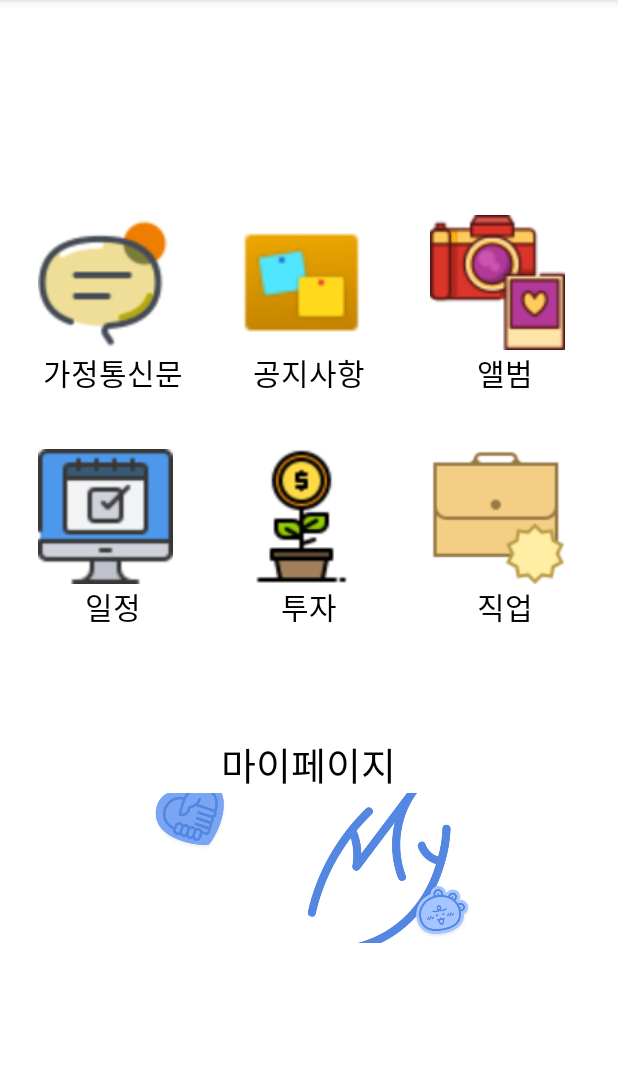
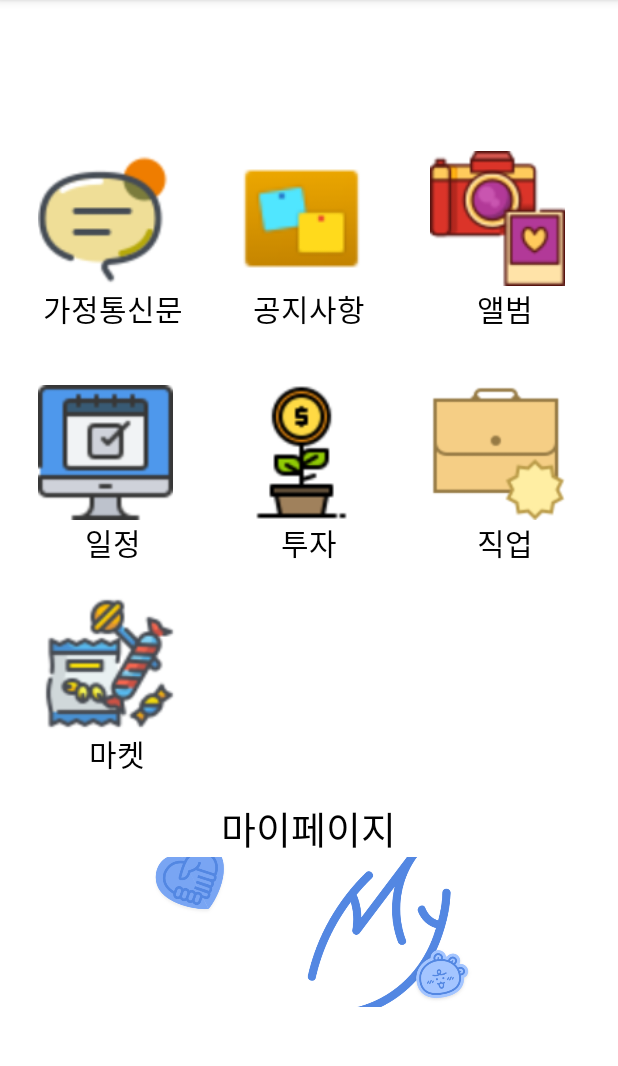
Before and after one commit to sean0712/SDS_Child, an Android app: the HomeActivity screen opened directly, with no data from a screen before it, on a phone screen of 412 x 824 dp, the part 84-1150 px from its top. Run offline under Robolectric (Android 15) with nearby library versions, the phone set to English and light mode, and no system bars.

Commit message:
// 화면 수정 (국세청, 도매상인)

```diff
--- a/app/src/main/java/com/teamProject2/sdschild/Board.java
+++ b/app/src/main/java/com/teamProject2/sdschild/Revenue.java
@@ -1,12 +1,12 @@
 package com.teamProject2.sdschild;
 
-public class Board {
+public class Revenue {
 
     String date;
     String content;
     String amount;
 
-    public Board(){};
+    public Revenue(){};
 
     public String getDate() {
         return date;
@@ -32,7 +32,7 @@ public class Board {
         this.amount = amount;
     }
 
-    public Board(String date, String content, String amount) {
+    public Revenue(String date, String content, String amount) {
         this.date = date;
         this.content = content;
         this.amount = amount;
--- a/app/src/main/res/layout/activity_home.xml
+++ b/app/src/main/res/layout/activity_home.xml
@@ -169,9 +169,38 @@
     </LinearLayout>
 
     <LinearLayout
+        android:layout_width="match_parent"
+        android:layout_height="wrap_content">
+
+        <LinearLayout
+            android:layout_width="100dp"
+            android:layout_height="125dp"
+            android:layout_marginLeft="28dp"
+            android:orientation="vertical">
+
+            <ImageButton
+                android:id="@+id/volunteer"
+                android:layout_width="90dp"
+                android:layout_height="90dp"
+                android:contentDescription="volunteer"
+                android:scaleType="fitCenter"
+                android:background="@android:color/transparent"
+                android:src="@drawable/market" />
+
+            <TextView
+                android:layout_width="wrap_content"
+                android:layout_height="wrap_content"
+                android:layout_gravity="center"
+                android:text="마켓"
+                android:textColor="#000000"
+                android:textSize="20dp" />
+        </LinearLayout>
+    </LinearLayout>
+
+    <LinearLayout
         android:layout_width="350dp"
         android:layout_height="150dp"
-        android:layout_marginTop="50dp"
+        android:layout_marginTop="10dp"
         android:orientation="horizontal">
 
         <LinearLayout
```
Also changed, not shown: app/src/main/java/com/teamProject2/sdschild/MarketActivity.java (added, +15 -0 lines), app/src/main/res/layout/activity_board.xml (+10 -10 lines), app/src/main/res/drawable/market.png (added).
